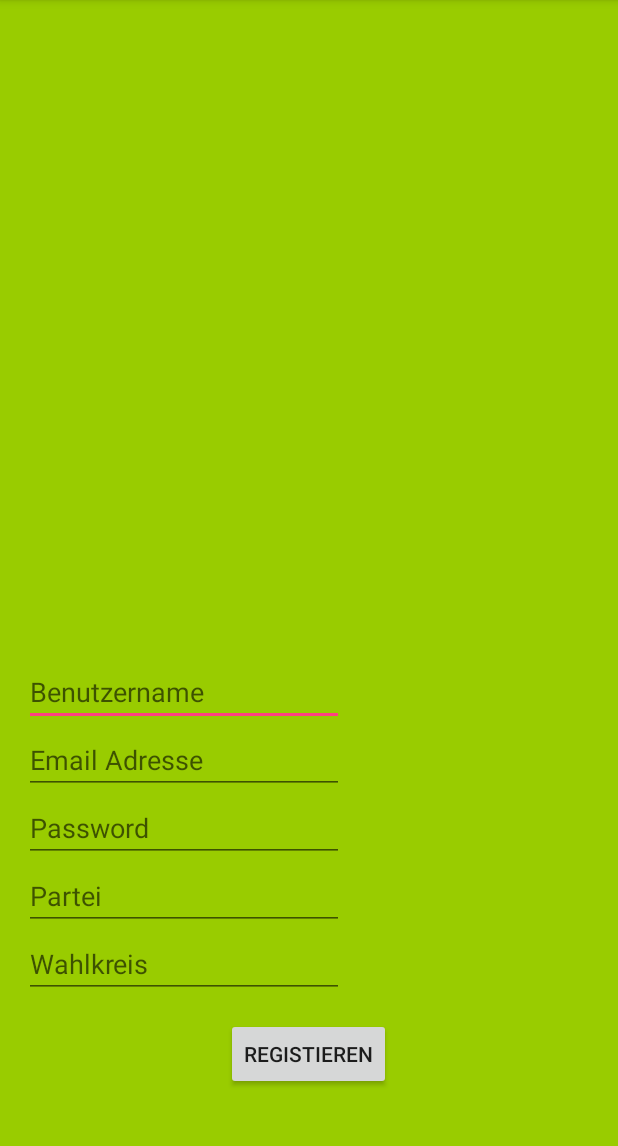
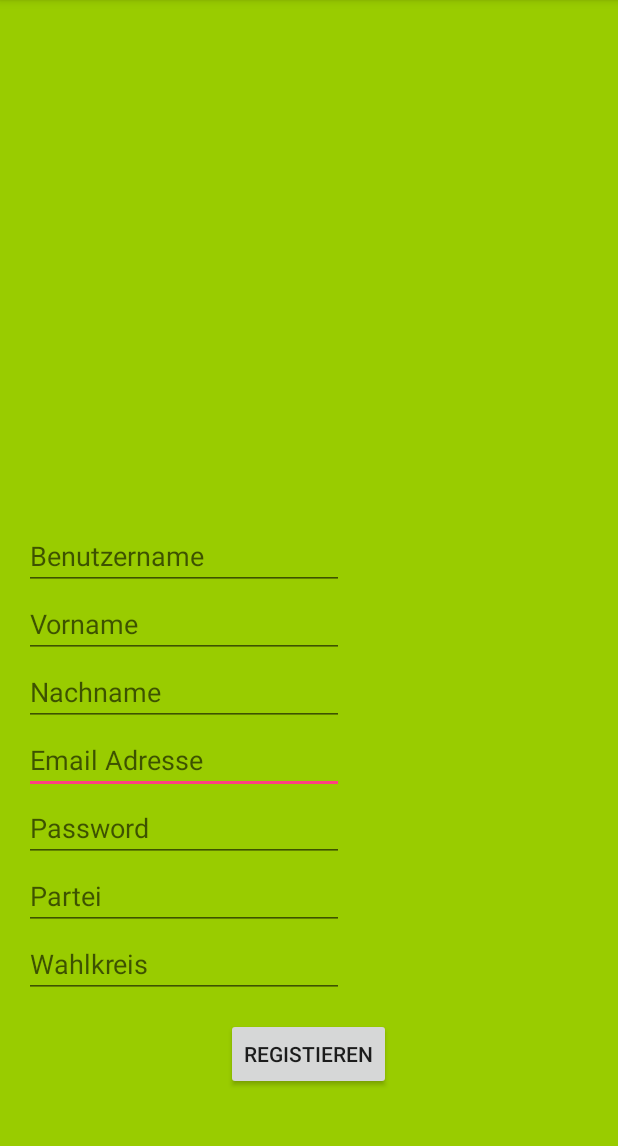
Before and after one commit to egette/EISWS1617SchulzGette, an Android app: the fragment RegisterKandidatFragment shown on its own in the app's theme, after a tap on "REGISTIEREN", on a phone screen of 412 x 824 dp, the part 84-1230 px from its top. Run offline under Robolectric (Android 15) with nearby library versions, the phone set to English and light mode, and no system bars.

Commit message:
Client Funktionen der Kandidaten

```diff
--- a/MS1/Thes-O-Naise/app/src/main/java/de/schulzgette/thes_o_naise/RegisterKandidatFragment.java
+++ b/MS1/Thes-O-Naise/app/src/main/java/de/schulzgette/thes_o_naise/RegisterKandidatFragment.java
@@ -34,6 +34,8 @@
     String password;
     String wahlkreis;
     String partei;
+    String vorname;
+    String nachname;
 
     public RegisterKandidatFragment() {
     }
@@ -51,6 +53,10 @@
 
                 EditText user =  (EditText) myView.findViewById(R.id.username);
                 username =  user.getText().toString();
+                EditText vornameedit =  (EditText) myView.findViewById(R.id.vornameid);
+                vorname =  vornameedit.getText().toString();
+                EditText nachnameedit =  (EditText) myView.findViewById(R.id.nachnameid);
+                nachname =  nachnameedit.getText().toString();
                 EditText usermail =  (EditText) myView.findViewById(R.id.usermail);
                 mail =  usermail.getText().toString();
                 EditText pw =  (EditText) myView.findViewById(R.id.userpw);
@@ -65,6 +71,8 @@
                 try {
                     jsonObject.accumulate("username", username);
                     jsonObject.accumulate("password", password);
+                    jsonObject.accumulate("vorname", vorname);
+                    jsonObject.accumulate("nachname", nachname);
                     jsonObject.accumulate("email", mail);
                     jsonObject.accumulate("wahlkreis", wahlkreis);
                     jsonObject.accumulate("typ", typ);
--- a/MS1/Thes-O-Naise/app/src/main/res/layout/content_register_kandidat.xml
+++ b/MS1/Thes-O-Naise/app/src/main/res/layout/content_register_kandidat.xml
@@ -20,17 +20,6 @@
         android:layout_alignParentBottom="true"
         android:layout_centerHorizontal="true" />
 
-
-    <EditText
-        android:layout_width="wrap_content"
-        android:layout_height="wrap_content"
-        android:inputType="textPersonName"
-        android:ems="10"
-        android:id="@+id/username"
-        android:hint="Benutzername"
-        android:layout_above="@+id/usermail"
-        android:layout_alignParentLeft="true"
-        android:layout_alignParentStart="true" />
 
     <EditText
         android:layout_width="wrap_content"
@@ -77,4 +66,37 @@
         android:layout_alignParentStart="true"
         android:hint="Partei" />
 
+    <EditText
+        android:layout_width="wrap_content"
+        android:layout_height="wrap_content"
+        android:inputType="textPersonName"
+        android:ems="10"
+        android:layout_above="@+id/usermail"
+        android:layout_alignRight="@+id/usermail"
+        android:layout_alignEnd="@+id/usermail"
+        android:id="@+id/nachnameid"
+        android:hint="Nachname" />
+
+    <EditText
+        android:layout_width="wrap_content"
+        android:layout_height="wrap_content"
+        android:inputType="textPersonName"
+        android:ems="10"
+        android:id="@+id/vornameid"
+        android:layout_above="@+id/nachnameid"
+        android:layout_alignParentLeft="true"
+        android:layout_alignParentStart="true"
+        android:hint="Vorname" />
+
+    <EditText
+        android:layout_width="wrap_content"
+        android:layout_height="wrap_content"
+        android:inputType="textPersonName"
+        android:ems="10"
+        android:id="@+id/username"
+        android:hint="Benutzername"
+        android:layout_above="@+id/vornameid"
+        android:layout_alignParentLeft="true"
+        android:layout_alignParentStart="true" />
+
 </RelativeLayout>
```
